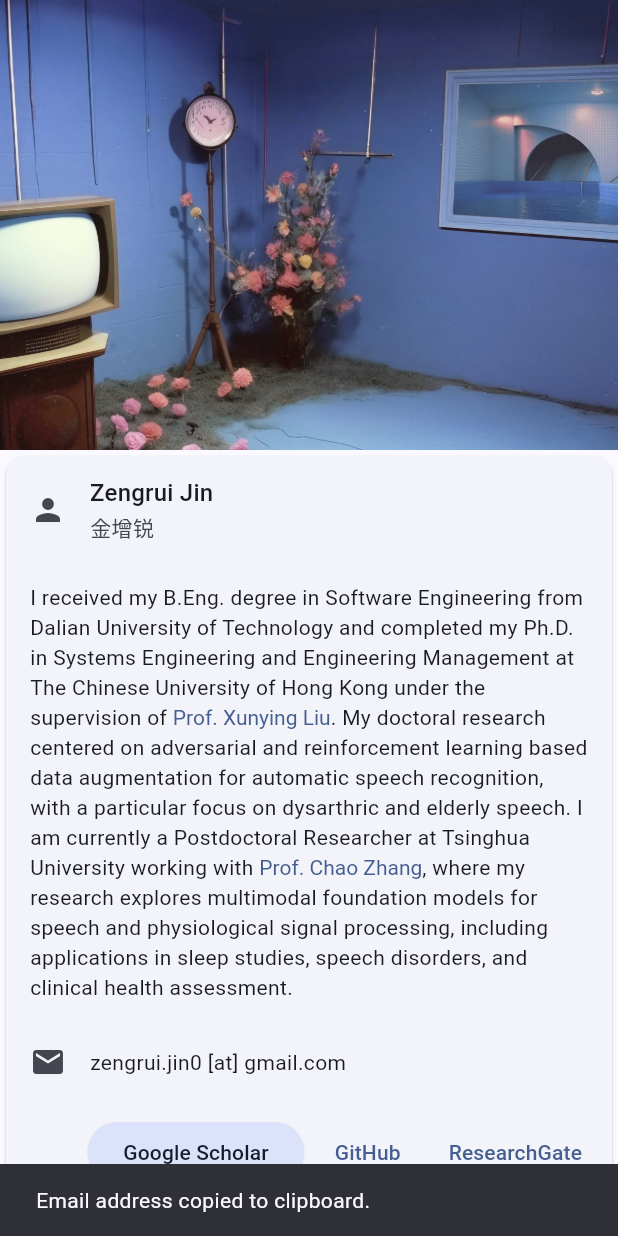
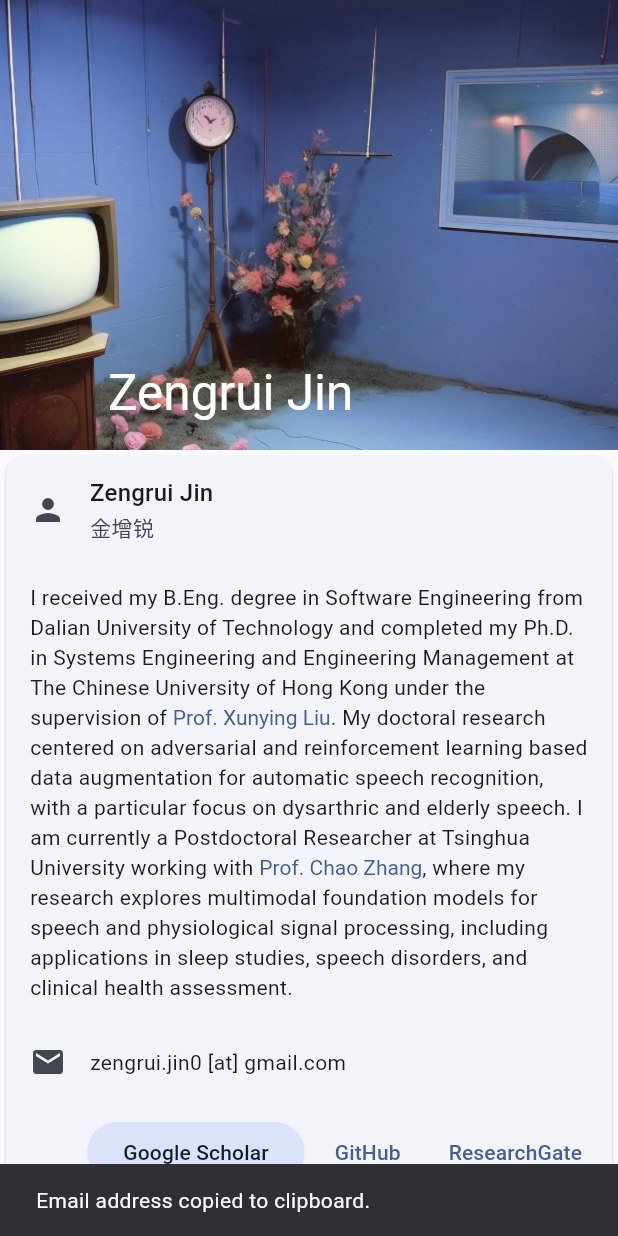
Before and after one commit to JinZr/flutter_io_page, a Flutter app: the screen it shows after launch, after a tap on an icon or button, on a phone screen of 412 x 824 dp. Run offline on Flutter 3.47's test engine with Material 3 defaults, Android fonts, the phone set to English and light mode, and no system bars; our stand-ins replace google_fonts; network calls fail; Roboto replaces fonts that are missing (Roboto Serif).

Commit message:
Update build artifacts and optimize home components
Regenerated build outputs for web and build directories, including new stamp and cache files. Updated several home component Dart files with minor refactoring and optimizations, and changed user paths in package config and plugin dependencies to reflect a new user environment.

```diff
--- a/lib/home.dart
+++ b/lib/home.dart
@@ -36,17 +36,16 @@ class _MyHomePageState extends State<MyHomePage> {
                 scrolledUnderElevation: 4.0,
                 shadowColor: Theme.of(context).colorScheme.shadow,
                 backgroundColor: Theme.of(context).colorScheme.primary,
-                foregroundColor: Theme.of(context).colorScheme.onPrimary,
-                titleTextStyle: Theme.of(context).textTheme.titleLarge?.copyWith(
-                      color: Theme.of(context).colorScheme.onPrimary,
+                flexibleSpace: FlexibleSpaceBar(
+                  title: Text(
+                    AUTHOR_TEXT,
+                    style: TextStyle(
+                      color: Colors.white,
+                      fontStyle: Theme.of(
+                        context,
+                      ).textTheme.titleLarge!.fontStyle,
                     ),
-                largeTitleTextStyle:
-                    Theme.of(context).textTheme.headlineMedium?.copyWith(
-                          color: Theme.of(context).colorScheme.onPrimary,
-                        ),
-                title: const Text(AUTHOR_TEXT),
-                largeTitle: const Text(AUTHOR_TEXT),
-                flexibleSpace: FlexibleSpaceBar(
+                  ),
                   background: Image.asset(
                     "assets/images/header.webp",
                     fit: BoxFit.cover,
--- a/lib/home_components/contrib_card.dart
+++ b/lib/home_components/contrib_card.dart
@@ -56,7 +56,10 @@ class ContribCard extends StatelessWidget {
         ),
         Divider(
           indent:
-              Theme.of(context).listTileTheme.contentPadding?.left ?? 16,
+              Theme.of(context).listTileTheme.contentPadding
+                  ?.resolve(Directionality.of(context))
+                  .left ??
+              16.0,
         ),
         const ContribListTile(
           projectName: "k2-fsa/icefall",
--- a/lib/home_components/polaroid_card.dart
+++ b/lib/home_components/polaroid_card.dart
@@ -30,7 +30,10 @@ class PolaroidCard extends StatelessWidget {
           ),
           Divider(
             indent:
-                Theme.of(context).listTileTheme.contentPadding?.left ?? 16,
+                Theme.of(context).listTileTheme.contentPadding
+                    ?.resolve(Directionality.of(context))
+                    .left ??
+                16.0,
           ),
           Container(
             width: double.maxFinite,
--- a/lib/home_components/selected_pub_card.dart
+++ b/lib/home_components/selected_pub_card.dart
@@ -28,7 +28,10 @@ class _SelectedPubCardState extends State<SelectedPubCard>
           ),
           Divider(
             indent:
-                Theme.of(context).listTileTheme.contentPadding?.left ?? 16,
+                Theme.of(context).listTileTheme.contentPadding
+                    ?.resolve(Directionality.of(context))
+                    .left ??
+                16.0,
           ),
           // AnimatedSize wraps the dynamic area so the card expansion animates smoothly
           AnimatedSize(
```
Also changed, not shown: 8 other files.
